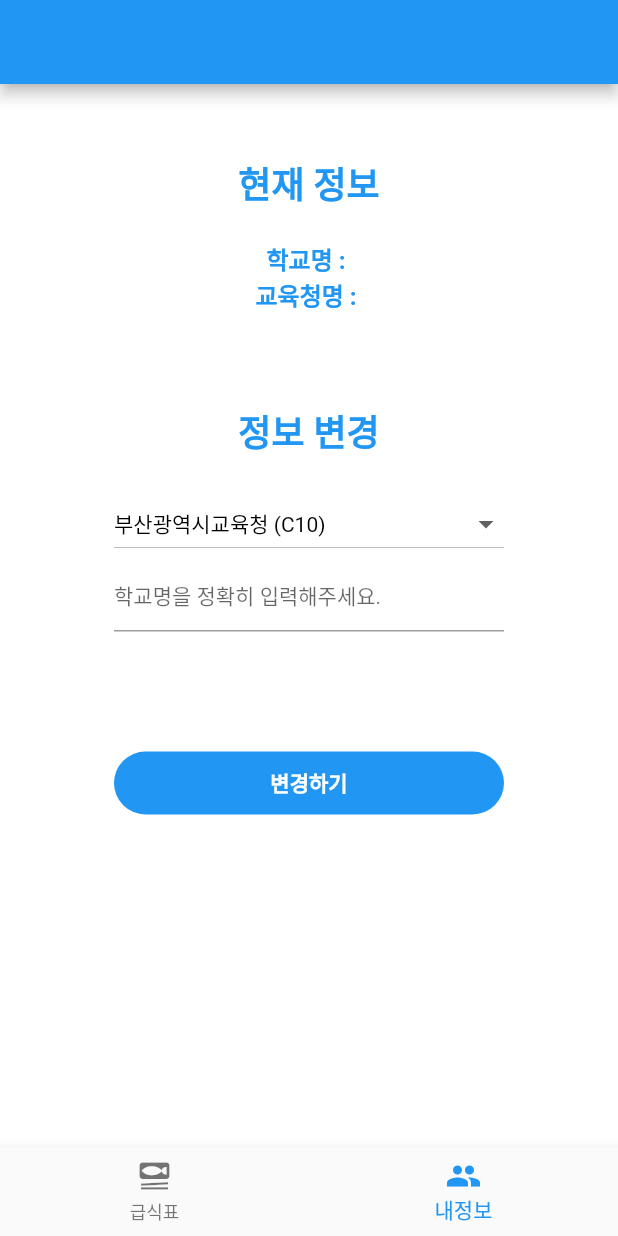
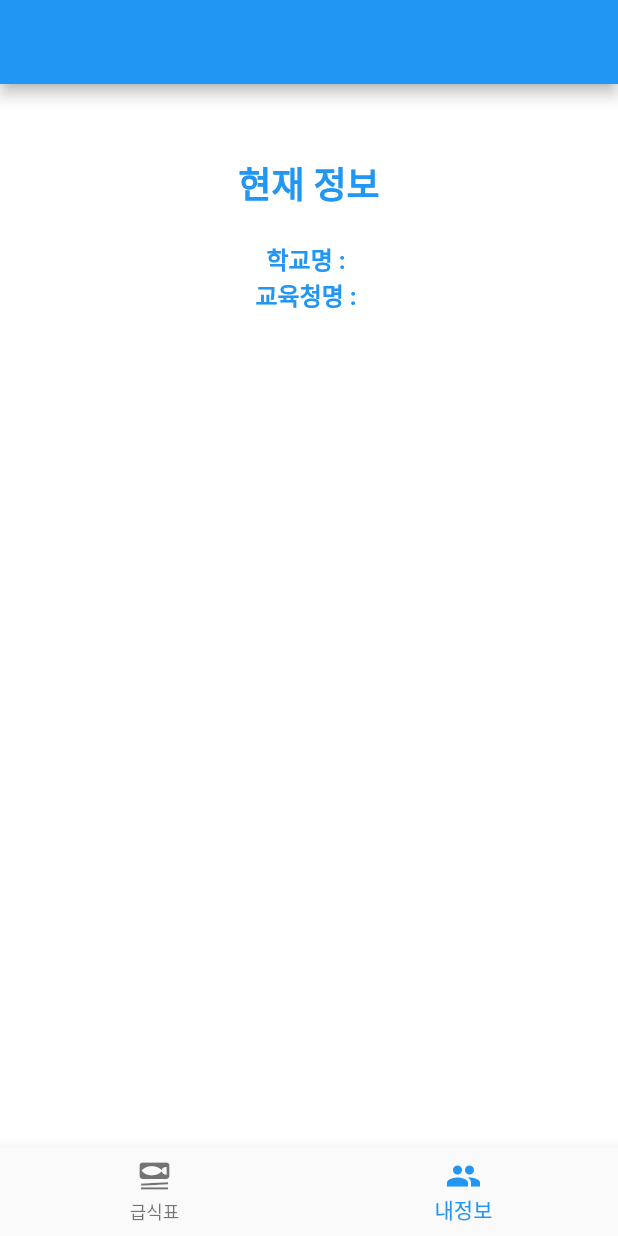
Before and after one commit to Ubinquitous/DADAMUM, a Flutter app: the MyPageScreen screen opened directly, on a phone screen of 412 x 824 dp. Run offline on Flutter 3.47's test engine with Material 2 defaults, Android fonts, the phone set to English and light mode, and no system bars; our stand-ins replace shared_preferences; accounts and stored records are empty; network calls fail.

Commit message:
DELETE : button

```diff
--- a/lib/screens/main_screen.dart
+++ b/lib/screens/main_screen.dart
@@ -39,9 +39,16 @@ class _MainScreenState extends State<MainScreen> {
 
   void initPrefs() async {
     final prefs = await SharedPreferences.getInstance();
-    schoolName = prefs.getString('schoolName')!;
-    atptName = prefs.getString('atptName')!;
-    schoolCode = prefs.getString('schoolCode')!;
+    if (prefs.getString('schoolCode') != null) {
+      schoolCode = prefs.getString('schoolCode')!;
+    }
+    if (prefs.getString('atptName') != null) {
+      atptName = prefs.getString('atptName')!;
+    }
+    if (prefs.getString('schoolName') != null) {
+      schoolName = prefs.getString('schoolName')!;
+    }
+    setState(() {});
   }
 
   void setMeal() async {
--- a/lib/screens/mypage_screen.dart
+++ b/lib/screens/mypage_screen.dart
@@ -85,6 +85,7 @@ class _MyPageScreenState extends State<MyPageScreen> {
 
   void onTapResetInfo() async {
     final prefs = await SharedPreferences.getInstance();
+    prefs.clear();
     prefs.setString('schoolName', schoolEditController.text);
     prefs.setString('atptName', returnATPTCode(selectValue));
     prefs.setBool('isVisited', true);
@@ -107,9 +108,15 @@ class _MyPageScreenState extends State<MyPageScreen> {
 
   void initPrefs() async {
     final prefs = await SharedPreferences.getInstance();
-    schoolName = prefs.getString('schoolName')!;
-    atptName = foramtAtptName(prefs.getString('atptName')!);
-    schoolCode = prefs.getString('schoolCode')!;
+    if (prefs.getString('schoolCode') != null) {
+      schoolCode = prefs.getString('schoolCode')!;
+    }
+    if (prefs.getString('atptName') != null) {
+      atptName = prefs.getString('atptName')!;
+    }
+    if (prefs.getString('schoolName') != null) {
+      schoolName = prefs.getString('schoolName')!;
+    }
     setState(() {});
   }
 
@@ -169,84 +176,6 @@ class _MyPageScreenState extends State<MyPageScreen> {
               ],
             ),
           ),
-          SizedBox(
-            width: double.infinity,
-            height: 300,
-            child: Column(
-              mainAxisAlignment: MainAxisAlignment.center,
-              children: [
-                const Text(
-                  '정보 변경',
-                  style: TextStyle(
-                    fontSize: 24,
-                    fontWeight: FontWeight.w800,
-                    color: Colors.blue,
-                  ),
-                ),
-                const SizedBox(height: 20),
-                SizedBox(
-                  width: 260,
-                  child: DropdownButton(
-                    isExpanded: true,
-                    value: selectValue,
-                    items: atptValue.map(
-                      (value) {
-                        return DropdownMenuItem(
-                          value: value,
-                          child: Text(value),
-                        );
-                      },
-                    ).toList(),
-                    onChanged: (value) {
-                      setState(() {
-                        selectValue = value!;
-                      });
-                    },
-                    style: const TextStyle(
-                      fontSize: 14,
-                      color: Colors.black,
-                    ),
-                  ),
-                ),
-                SizedBox(
-                  width: 260,
-                  child: TextField(
-                    controller: schoolEditController,
-                    style: const TextStyle(
-                      fontSize: 14,
-                    ),
-                    decoration: const InputDecoration(
-                      hintText: '학교명을 정확히 입력해주세요.',
-                    ),
-                  ),
-                ),
-                const SizedBox(
-                  height: 80,
-                ),
-                GestureDetector(
-                  onTap: onTapResetInfo,
-                  child: Container(
-                    width: 260,
-                    height: 42,
-                    decoration: BoxDecoration(
-                      color: Colors.blue,
-                      borderRadius: BorderRadius.circular(99),
-                    ),
-                    child: const Center(
-                      child: Text(
-                        '변경하기',
-                        style: TextStyle(
-                          fontSize: 14,
-                          fontWeight: FontWeight.w700,
-                          color: Colors.white,
-                        ),
-                      ),
-                    ),
-                  ),
-                )
-              ],
-            ),
-          ),
         ],
       ),
       bottomNavigationBar: BottomNavigationBar(
```
